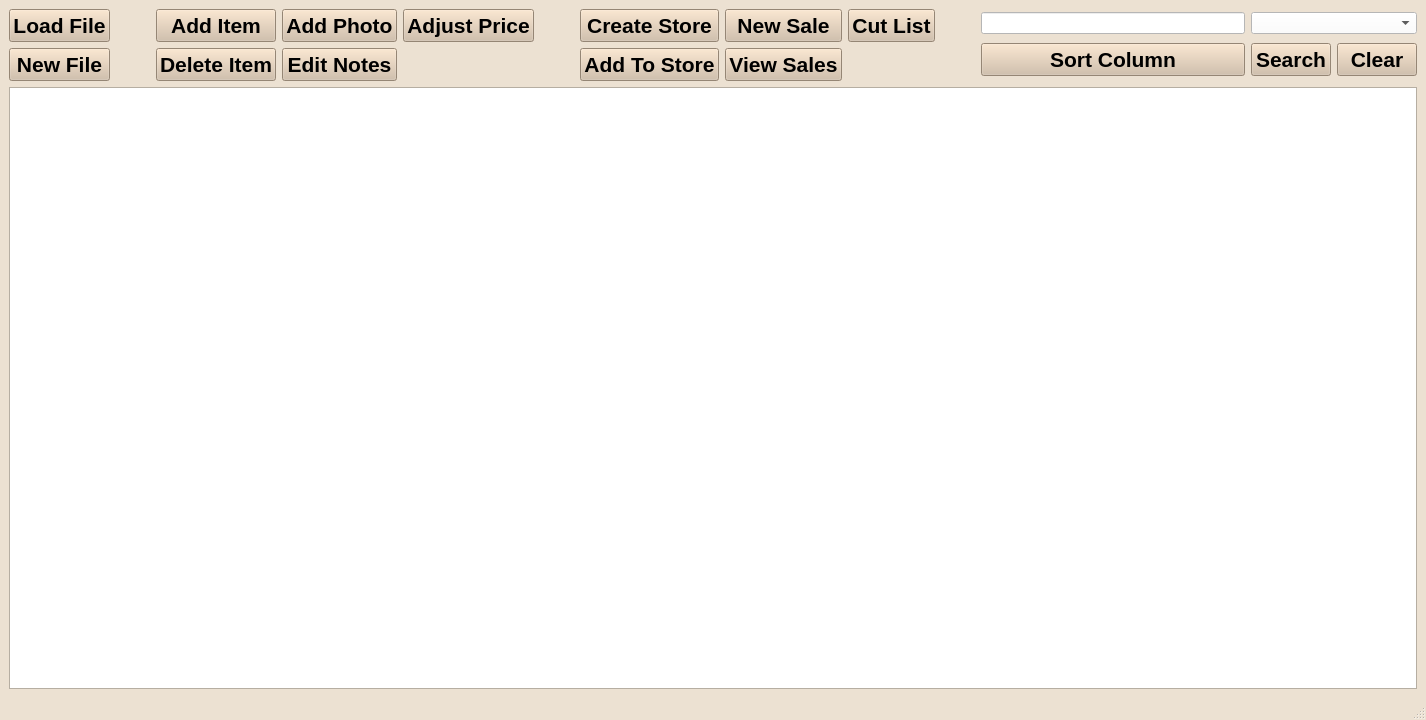
Above: ui/inventorywindow.ui from EtoDrowsy/CS499 before the change. Below: the same form after it.
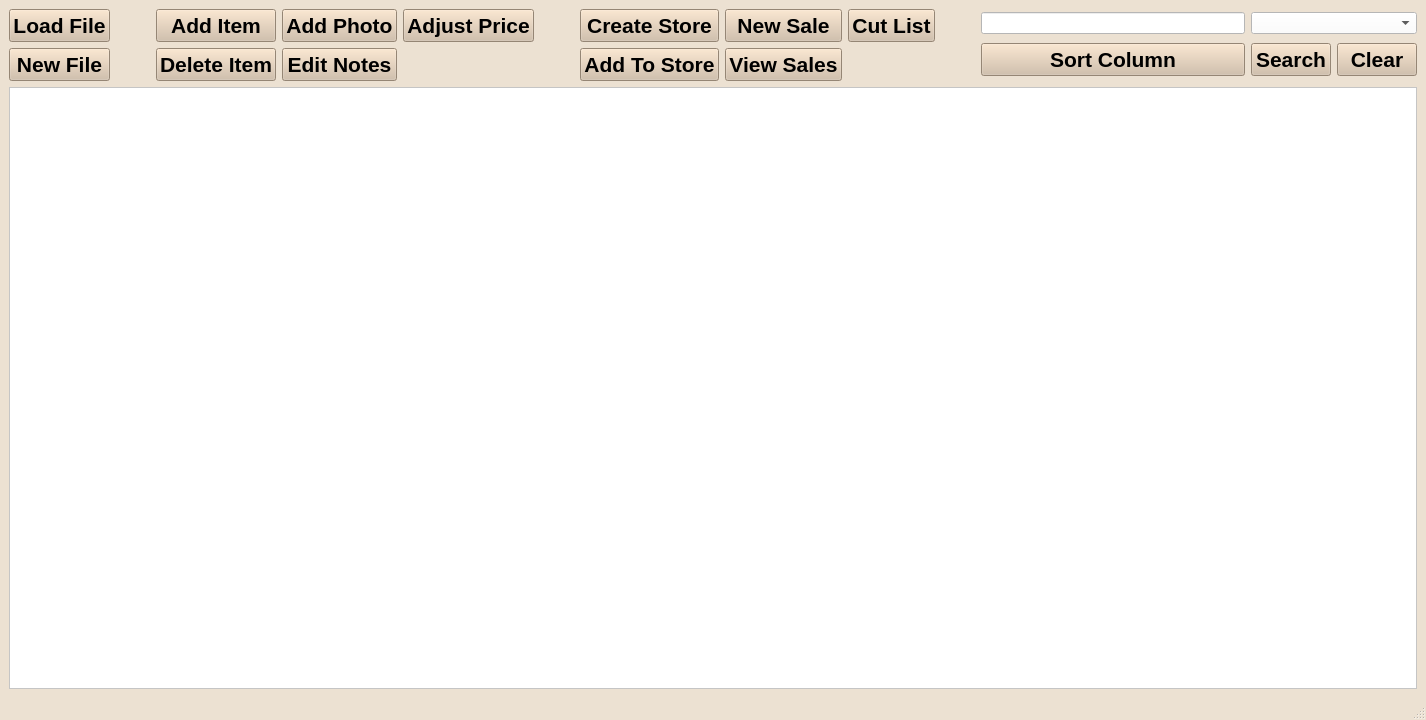
That is the form after the change.

```diff
--- a/ui/inventorywindow.ui
+++ b/ui/inventorywindow.ui
@@ -2625,9 +2625,9 @@
          <colorrole role="Button">
           <brush brushstyle="SolidPattern">
            <color alpha="255">
-            <red>61</red>
-            <green>90</green>
-            <blue>64</blue>
+            <red>255</red>
+            <green>255</green>
+            <blue>255</blue>
            </color>
           </brush>
          </colorrole>
@@ -2658,6 +2658,15 @@
            </color>
           </brush>
          </colorrole>
+         <colorrole role="Window">
+          <brush brushstyle="SolidPattern">
+           <color alpha="255">
+            <red>255</red>
+            <green>255</green>
+            <blue>255</blue>
+           </color>
+          </brush>
+         </colorrole>
          <colorrole role="PlaceholderText">
           <brush brushstyle="SolidPattern">
            <color alpha="128">
@@ -2681,9 +2690,9 @@
          <colorrole role="Button">
           <brush brushstyle="SolidPattern">
            <color alpha="255">
-            <red>61</red>
-            <green>90</green>
-            <blue>64</blue>
+            <red>255</red>
+            <green>255</green>
+            <blue>255</blue>
            </color>
           </brush>
          </colorrole>
@@ -2714,6 +2723,15 @@
            </color>
           </brush>
          </colorrole>
+         <colorrole role="Window">
+          <brush brushstyle="SolidPattern">
+           <color alpha="255">
+            <red>255</red>
+            <green>255</green>
+            <blue>255</blue>
+           </color>
+          </brush>
+         </colorrole>
          <colorrole role="PlaceholderText">
           <brush brushstyle="SolidPattern">
            <color alpha="128">
@@ -2737,9 +2755,9 @@
          <colorrole role="Button">
           <brush brushstyle="SolidPattern">
            <color alpha="255">
-            <red>61</red>
-            <green>90</green>
-            <blue>64</blue>
+            <red>255</red>
+            <green>255</green>
+            <blue>255</blue>
            </color>
           </brush>
          </colorrole>
@@ -2761,6 +2779,24 @@
            </color>
           </brush>
          </colorrole>
+         <colorrole role="Base">
+          <brush brushstyle="SolidPattern">
+           <color alpha="255">
+            <red>255</red>
+            <green>255</green>
+            <blue>255</blue>
+           </color>
+          </brush>
+         </colorrole>
+         <colorrole role="Window">
+          <brush brushstyle="SolidPattern">
+           <color alpha="255">
+            <red>255</red>
+            <green>255</green>
+            <blue>255</blue>
+           </color>
+          </brush>
+         </colorrole>
          <colorrole role="PlaceholderText">
           <brush brushstyle="SolidPattern">
            <color alpha="128">
@@ -2779,7 +2815,7 @@
        </font>
       </property>
       <property name="styleSheet">
-       <string notr="true"/>
+       <string notr="true">color:black;background-color:white</string>
       </property>
       <property name="locale">
        <locale language="English" country="UnitedStates"/>
```
Left out of the diff: 142 changed lines with no effect on the pictures.
